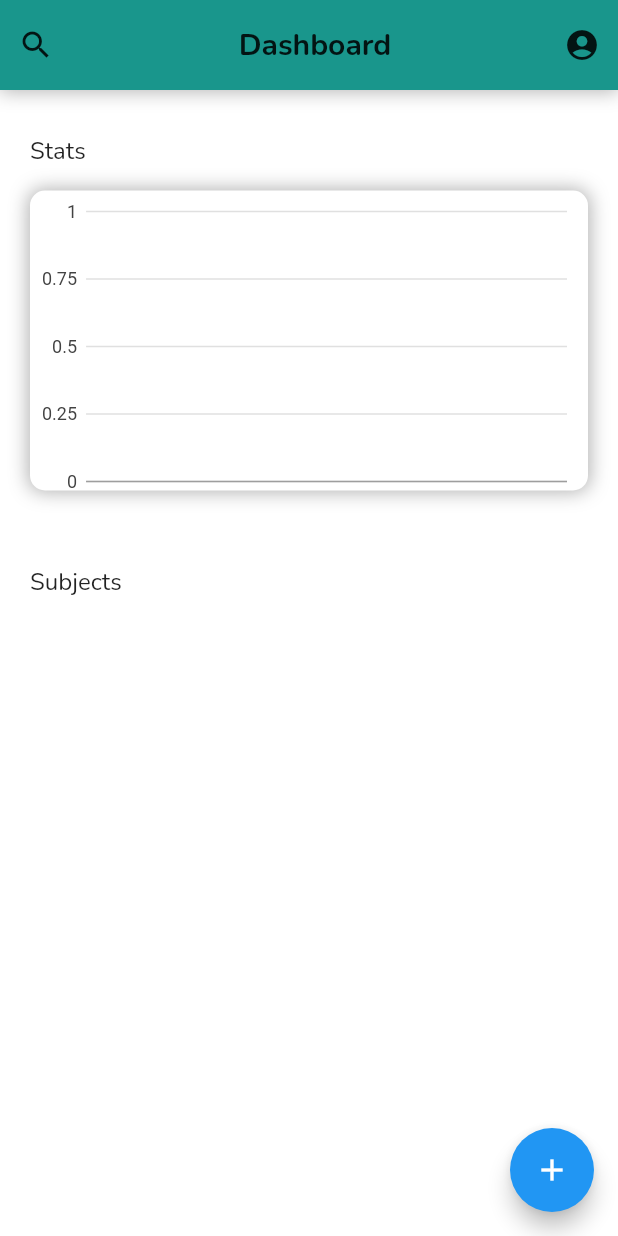
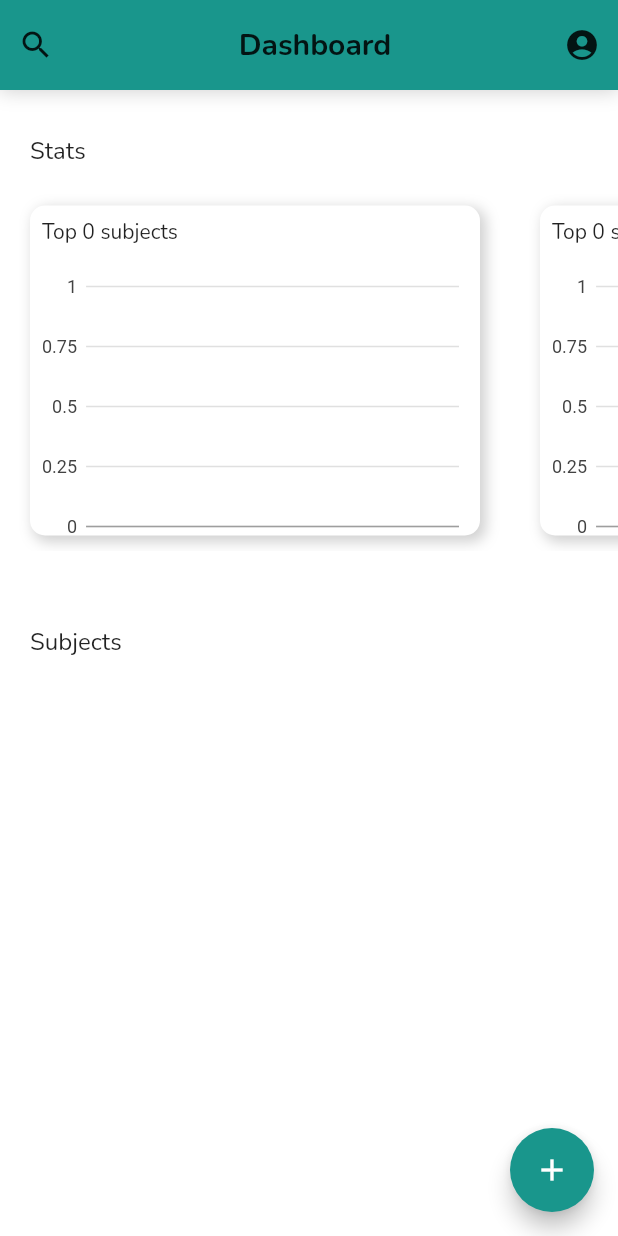
Before and after one commit to LazarusRetype/school_app, a Flutter app: the screen it shows after launch, on a phone screen of 412 x 824 dp. Run offline on Flutter 3.47's test engine with Material 2 defaults, Android fonts, the phone set to English and light mode, and no system bars; our stand-ins replace charts_flutter, shared_preferences.

Commit message:
new stats

```diff
--- a/lib/constants/app_colors.dart
+++ b/lib/constants/app_colors.dart
@@ -2,11 +2,12 @@ import 'package:flutter/material.dart';
 
 class AppColor {
   static const Color textColor = Color.fromARGB(255, 0, 0, 0);
-  static const Color maintColor = Color.fromARGB(255, 25, 150, 140);
+  static const Color mainColor = Color.fromARGB(255, 25, 150, 140);
+  static const Color secondaryColor = Color.fromARGB(255, 222, 83, 247);
   static const Color backgroundColor = Color.fromARGB(255, 255, 255, 255);
   static const Color onBackgroundColor = Color.fromARGB(255, 255, 255, 255);
   static const Color borderColor = Color.fromARGB(255, 234, 234, 234);
-  static const Color shadowColor = Color.fromARGB(79, 0, 0, 0);
+  static const Color shadowColor = Color.fromARGB(47, 0, 0, 0);
   // static const Color Color = Colors.black;
   // static const Color Color = Colors.black;
 }
--- a/lib/models/subject_model.dart
+++ b/lib/models/subject_model.dart
@@ -2,12 +2,14 @@ import 'package:school_app/models/grade_model.dart';
 
 class Subject {
   String name;
+  double finalGrade = 0;
   double s;
   double m;
   List<Grade> shortTests;
   List<Grade> classTests;
   List<Grade> presentations;
   List<Grade> oralGrades;
+
   Subject({
     required this.name,
     required this.s,
@@ -22,6 +24,7 @@ class Subject {
       : name = json["name"],
         s = json["s"],
         m = json["m"],
+        finalGrade = json["fg"],
         classTests =
             (json["classTests"] as List).map((e) => Grade.fromJson(e)).toList(),
         shortTests =
@@ -36,6 +39,7 @@ class Subject {
         "name": name,
         "s": s,
         "m": m,
+        "fg": finalGrade,
         "shortTests": shortTests.map((i) => i.toJson()).toList(),
         "classTests": classTests.map((i) => i.toJson()).toList(),
         "presentations": presentations.map((i) => i.toJson()).toList(),
--- a/lib/screens/add_screen.dart/add_screen.dart
+++ b/lib/screens/add_screen.dart/add_screen.dart
@@ -1,4 +1,6 @@
 import 'package:flutter/material.dart';
+
+import '../../constants/app_colors.dart';
 
 class AddScreen extends StatelessWidget {
   const AddScreen({Key? key}) : super(key: key);
@@ -6,7 +8,36 @@ class AddScreen extends StatelessWidget {
   @override
   Widget build(BuildContext context) {
     return Scaffold(
-      appBar: AppBar(title: const Text("AddScreen")),
+      body: Container(
+        height: 60,
+        decoration: const BoxDecoration(
+          color: AppColor.mainColor,
+          boxShadow: [
+            BoxShadow(
+              color: AppColor.shadowColor,
+              spreadRadius: 1,
+              blurRadius: 10,
+            )
+          ],
+        ),
+        child: Row(
+          mainAxisAlignment: MainAxisAlignment.start,
+          children: [
+            IconButton(
+                onPressed: (() => Navigator.of(context).pop()),
+                icon: const Icon(Icons.arrow_back)),
+            const Spacer(),
+            Padding(
+              padding: EdgeInsets.only(
+                  right: MediaQuery.of(context).size.width / 2 - 70),
+              child: const Text(
+                "Add new Subject",
+                style: TextStyle(fontWeight: FontWeight.bold, fontSize: 20),
+              ),
+            ),
+          ],
+        ),
+      ),
     );
   }
 }
--- a/lib/screens/homescreen/home_screen.dart
+++ b/lib/screens/homescreen/home_screen.dart
@@ -5,10 +5,11 @@ import 'package:provider/provider.dart';
 import 'package:school_app/constants/app_colors.dart';
 import 'package:school_app/models/grade_model.dart';
 import 'package:school_app/models/subject_model.dart';
+import 'package:school_app/screens/add_screen.dart/add_screen.dart';
 import 'package:school_app/screens/homescreen/subjects_provider.dart';
 import 'package:school_app/screens/homescreen/subjects_tile.dart';
 
-import 'stats_board_model.dart';
+import 'stats_boards.dart';
 
 class HomeScreen extends StatelessWidget {
   HomeScreen({Key? key}) : super(key: key);
@@ -28,7 +29,7 @@ class HomeScreen extends StatelessWidget {
               Container(
                 height: 60,
                 decoration: const BoxDecoration(
-                  color: AppColor.maintColor,
+                  color: AppColor.mainColor,
                   boxShadow: [
                     BoxShadow(
                       color: AppColor.shadowColor,
@@ -41,7 +42,21 @@ class HomeScreen extends StatelessWidget {
                   mainAxisAlignment: MainAxisAlignment.spaceBetween,
                   children: [
                     IconButton(
-                        onPressed: () {}, icon: const Icon(Icons.search)),
+                        onPressed: (() => value.addSubject(Subject(
+                            name: getRandomString(5),
+                            s: _rnd.nextDouble() * 100,
+                            m: _rnd.nextDouble() * 100,
+                            classTests: List.generate(
+                                4, (index) => Grade(_rnd.nextInt(6) + 1)),
+                            oralGrades: List.generate(_rnd.nextInt(10),
+                                (index) => Grade(_rnd.nextInt(6) + 1)),
+                            shortTests: List.generate(_rnd.nextInt(10),
+                                (index) => Grade(_rnd.nextInt(6) + 1)),
+                            presentations: List.generate(
+                              _rnd.nextInt(10),
+                              (index) => Grade(_rnd.nextInt(5) + 1),
+                            )))),
+                        icon: const Icon(Icons.search)),
                     const Padding(
                       padding: EdgeInsets.only(left: 8.0),
                       child: Text(
@@ -63,7 +78,8 @@ class HomeScreen extends StatelessWidget {
                 padding: EdgeInsets.only(left: 20, top: 30, bottom: 15),
                 child: Text("Stats"),
               ),
-              const StatsBoard(),
+
+              const StatBoards(),
 
               const SizedBox(height: 20),
 
@@ -80,20 +96,9 @@ class HomeScreen extends StatelessWidget {
           ),
         ),
         floatingActionButton: FloatingActionButton(
-          onPressed: (() => value.addSubject(Subject(
-              name: getRandomString(5),
-              s: _rnd.nextDouble() * 100,
-              m: _rnd.nextDouble() * 100,
-              classTests:
-                  List.generate(4, (index) => Grade(_rnd.nextInt(6) + 1)),
-              oralGrades: List.generate(
-                  _rnd.nextInt(10), (index) => Grade(_rnd.nextInt(6) + 1)),
-              shortTests: List.generate(
-                  _rnd.nextInt(10), (index) => Grade(_rnd.nextInt(6) + 1)),
-              presentations: List.generate(
-                _rnd.nextInt(10),
-                (index) => Grade(_rnd.nextInt(5) + 1),
-              )))),
+          backgroundColor: AppColor.mainColor,
+          onPressed: () => Navigator.of(context)
+              .push(MaterialPageRoute(builder: (context) => const AddScreen())),
           child: const Icon(Icons.add),
         ),
       ),
--- a/lib/screens/homescreen/stats_board_model.dart
+++ /dev/null
@@ -1,65 +0,0 @@
-import 'package:charts_flutter/flutter.dart';
-import 'package:flutter/material.dart';
-import 'package:provider/provider.dart';
-import 'package:school_app/constants/app_colors.dart';
-import 'package:school_app/models/subject_model.dart';
-import 'package:school_app/screens/homescreen/subjects_provider.dart';
-
-class StatsBoard extends StatelessWidget {
-  const StatsBoard({
-    Key? key,
-  }) : super(key: key);
-
-  @override
-  Widget build(BuildContext context) {
-    List<Subject> _subjects = Provider.of<SubjectsProvider>(context).subjects;
-
-    List<Series<Subject, String>> series = List.generate(
-      4,
-      (index) => Series(
-          id: index.toString(),
-          data: _subjects,
-          domainFn: (Subject s, _) => s.name,
-          measureFn: (Subject s, _) => s.classTests[index].grade),
-    );
-
-    return Padding(
-      padding: const EdgeInsets.symmetric(horizontal: 20.0),
-      child: SizedBox(
-        height: 200,
-        width: double.infinity,
-        child: Stack(
-          fit: StackFit.loose,
-          alignment: Alignment.center,
-          clipBehavior: Clip.hardEdge,
-          children: [
-            Container(
-              decoration: const BoxDecoration(
-                color: AppColor.onBackgroundColor,
-                borderRadius: BorderRadius.all(
-                  Radius.circular(10),
-                ),
-                boxShadow: [
-                  BoxShadow(
-                    color: AppColor.shadowColor,
-                    blurRadius: 10,
-                    spreadRadius: 1,
-                    blurStyle: BlurStyle.normal,
-                  ),
-                ],
-              ),
-            ),
-            SizedBox(
-              height: 200,
-              child: BarChart(
-                series,
-                animate: false,
-                barGroupingType: BarGroupingType.grouped,
-              ),
-            )
-          ],
-        ),
-      ),
-    );
-  }
-}
--- /dev/null
+++ b/lib/screens/homescreen/stats_boards.dart
@@ -0,0 +1,107 @@
+import 'dart:ui';
+
+import 'package:charts_flutter/flutter.dart' as charts;
+import 'package:flutter/material.dart';
+import 'package:provider/provider.dart';
+import 'package:school_app/constants/app_colors.dart';
+import 'package:school_app/models/subject_model.dart';
+import 'package:school_app/screens/homescreen/stats_card_model.dart';
+import 'package:school_app/screens/homescreen/subjects_provider.dart';
+
+class StatBoards extends StatelessWidget {
+  const StatBoards({
+    Key? key,
+  }) : super(key: key);
+
+  @override
+  Widget build(BuildContext context) {
+    List<Subject> _subjects = Provider.of<SubjectsProvider>(context).subjects;
+
+    if (_subjects.length > 5) {
+      _subjects = _subjects.sublist(0, 5);
+    }
+
+    List<charts.Series<Subject, String>> series = List.generate(
+      4,
+      (index) => charts.Series(
+          id: index.toString(),
+          data: _subjects,
+          domainFn: (Subject s, _) => s.name,
+          measureFn: (Subject s, _) => s.classTests[index].grade),
+    );
+
+    return SingleChildScrollView(
+      scrollDirection: Axis.horizontal,
+      child: Row(
+        children: [
+          StatsCard(
+            child: Column(
+              crossAxisAlignment: CrossAxisAlignment.start,
+              mainAxisAlignment: MainAxisAlignment.spaceBetween,
+              children: [
+                Padding(
+                  padding: const EdgeInsets.all(8.0),
+                  child: Text("Top ${_subjects.length} subjects",
+                      style: const TextStyle(fontSize: 14)),
+                ),
+                SizedBox(
+                  height: 180,
+                  width: 338,
+                  child: charts.BarChart(
+                    series,
+                    animate: false,
+                    barGroupingType: charts.BarGroupingType.grouped,
+                  ),
+                ),
+              ],
+            ),
+          ),
+          StatsCard(
+            child: Column(
+              crossAxisAlignment: CrossAxisAlignment.start,
+              mainAxisAlignment: MainAxisAlignment.spaceBetween,
+              children: [
+                Padding(
+                  padding: const EdgeInsets.all(8.0),
+                  child: Text("Top ${_subjects.length} subjects",
+                      style: const TextStyle(fontSize: 14)),
+                ),
+                SizedBox(
+                  height: 180,
+                  width: 338,
+                  child: charts.BarChart(
+                    series,
+                    animate: false,
+                    barGroupingType: charts.BarGroupingType.grouped,
+                  ),
+                ),
+              ],
+            ),
+          ),
+          StatsCard(
+            child: Column(
+              crossAxisAlignment: CrossAxisAlignment.start,
+              mainAxisAlignment: MainAxisAlignment.spaceBetween,
+              children: [
+                Padding(
+                  padding: const EdgeInsets.all(8.0),
+                  child: Text("Top ${_subjects.length} subjects",
+                      style: const TextStyle(fontSize: 14)),
+                ),
+                SizedBox(
+                  height: 180,
+                  width: 338,
+                  child: charts.BarChart(
+                    series,
+                    animate: false,
+                    barGroupingType: charts.BarGroupingType.grouped,
+                  ),
+                ),
+              ],
+            ),
+          ),
+        ],
+      ),
+    );
+  }
+}
--- /dev/null
+++ b/lib/screens/homescreen/stats_card_model.dart
@@ -0,0 +1,41 @@
+import 'package:flutter/material.dart';
+import 'package:school_app/constants/app_colors.dart';
+
+class StatsCard extends StatelessWidget {
+  Widget child;
+  StatsCard({Key? key, required this.child}) : super(key: key);
+
+  @override
+  Widget build(BuildContext context) {
+    return Padding(
+      padding: const EdgeInsets.symmetric(horizontal: 20.0, vertical: 10),
+      child: SizedBox(
+        height: 220,
+        width: 300,
+        child: Stack(
+          alignment: Alignment.center,
+          children: [
+            Container(
+              decoration: const BoxDecoration(
+                color: AppColor.onBackgroundColor,
+                borderRadius: BorderRadius.all(
+                  Radius.circular(10),
+                ),
+                boxShadow: [
+                  BoxShadow(
+                    color: AppColor.shadowColor,
+                    blurRadius: 7,
+                    spreadRadius: 1,
+                    blurStyle: BlurStyle.normal,
+                    offset: Offset(3, 3),
+                  ),
+                ],
+              ),
+            ),
+            child,
+          ],
+        ),
+      ),
+    );
+  }
+}
--- a/lib/screens/homescreen/subjects_provider.dart
+++ b/lib/screens/homescreen/subjects_provider.dart
@@ -13,18 +13,30 @@ class SubjectsProvider extends ChangeNotifier {
 
   getData() async {
     _subjects = await LocalSave.load() ?? [];
-    notifyListeners();
+    sort();
   }
 
   addSubject(Subject subject) {
     _subjects.add(subject);
+    sort();
+  }
+
+  removeAll() {
+    _subjects.clear();
+    sort();
+  }
+
+  sort() {
+    calculateFinalGrade();
+    _subjects.sort((a, b) => a.finalGrade.compareTo(b.finalGrade));
     notifyListeners();
     LocalSave.save(_subjects);
   }
 
-  removeAll() {
-    _subjects.clear();
-    notifyListeners();
-    LocalSave.save(_subjects);
+  void calculateFinalGrade() {
+    for (var s in _subjects) {
+      s.finalGrade = s.classTests.map((e) => e.grade).reduce((a, b) => a + b) /
+          s.classTests.length;
+    }
   }
 }
--- a/pubspec.yaml
+++ b/pubspec.yaml
@@ -14,6 +14,7 @@ dependencies:
   charts_flutter: ^0.12.0
   flutter:
     sdk: flutter
+  flutter_settings_screens: ^0.3.3-null-safety+1
   provider: ^6.0.3
   shared_preferences: ^2.0.15
 
```
Also changed, not shown: pubspec.lock, 1 other file.
